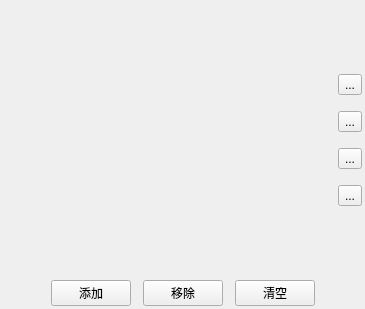
The window that ui/src/ui_widget_file_list.ui (PPJUST/Easy-ReNamer) describes before a commit, drawn with Qt 5.
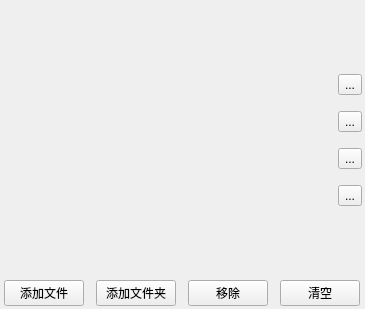
The same window after the commit.

Commit message: 1. 添加删除一个新的删除功能 2. 添加一些说明文本 3. 优化模板（###正确的替换为#<数字编号>）

What changed in the file:
```diff
--- a/ui/src/ui_widget_file_list.ui
+++ b/ui/src/ui_widget_file_list.ui
@@ -125,7 +125,14 @@
      <item>
       <widget class="QPushButton" name="pushButton_add">
        <property name="text">
-        <string>添加</string>
+        <string>添加文件</string>
+       </property>
+      </widget>
+     </item>
+     <item>
+      <widget class="QPushButton" name="pushButton_add_folder">
+       <property name="text">
+        <string>添加文件夹</string>
        </property>
       </widget>
      </item>
```
Left out of the diff: 2 changed lines with no effect on the pictures. The commit also changes 12 other files.
